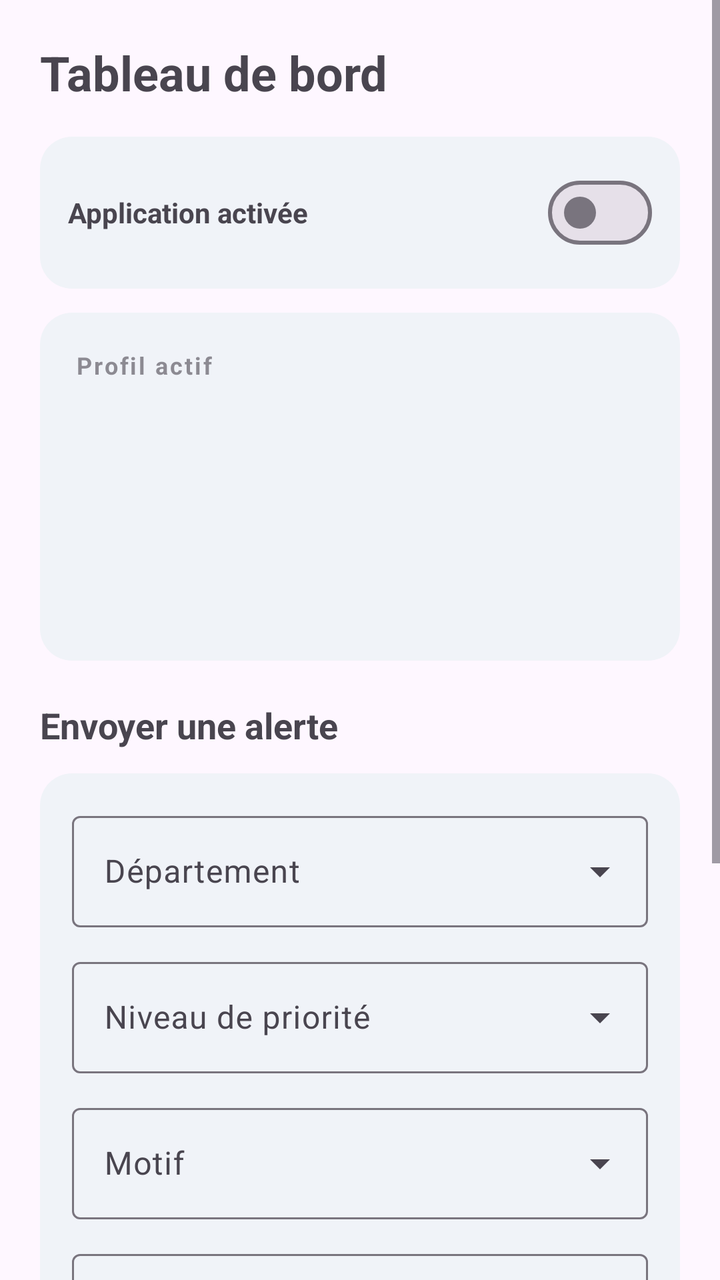
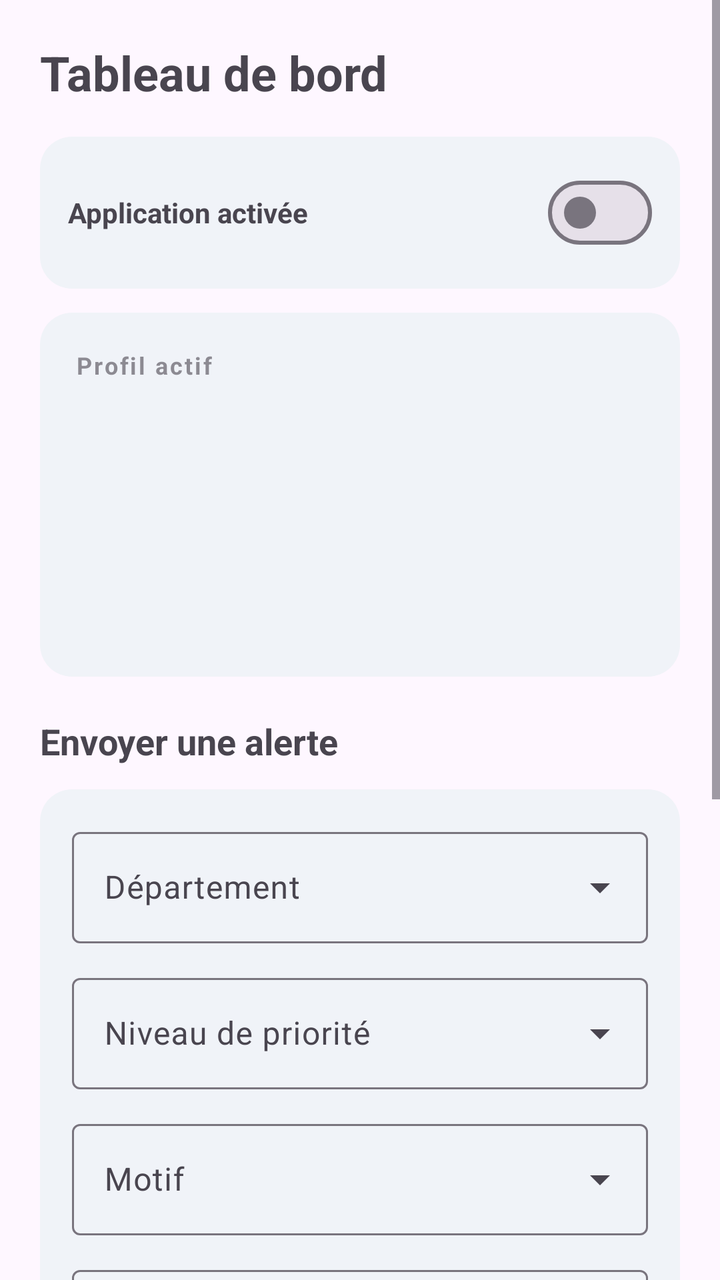

The first picture is an Android layout as it rendered before a commit; the second is the same layout after the commit. The layout source and the unified diff follow.
<!-- AndroidManifest.xml: application theme Theme.IlineEmergency -->
<!-- res/layout/fragment_dashboard.xml -->
<?xml version="1.0" encoding="utf-8"?>
<ScrollView xmlns:android="http://schemas.android.com/apk/res/android"
    xmlns:app="http://schemas.android.com/apk/res-auto"
    android:layout_width="match_parent"
    android:layout_height="match_parent"
    android:fillViewport="true">

    <LinearLayout
        android:layout_width="match_parent"
        android:layout_height="wrap_content"
        android:orientation="vertical"
        android:padding="20dp">

        <TextView
            android:layout_width="wrap_content"
            android:layout_height="wrap_content"
            android:text="@string/dashboard_title"
            android:textSize="24sp"
            android:textStyle="bold"
            android:layout_marginBottom="16dp" />

        
        <LinearLayout
            android:layout_width="match_parent"
            android:layout_height="wrap_content"
            android:orientation="horizontal"
            android:gravity="center_vertical"
            android:background="@drawable/bg_card"
            android:padding="14dp"
            android:layout_marginBottom="12dp">
            <TextView
                android:layout_width="0dp"
                android:layout_height="wrap_content"
                android:layout_weight="1"
                android:text="@string/setting_app_enabled"
                android:textStyle="bold" />
            <com.google.android.material.materialswitch.MaterialSwitch
                android:id="@+id/switchAppEnabledHeader"
                android:layout_width="wrap_content"
                android:layout_height="wrap_content" />
        </LinearLayout>

        
        <LinearLayout
            android:id="@+id/profileCard"
            android:layout_width="match_parent"
            android:layout_height="wrap_content"
            android:orientation="vertical"
            android:background="@drawable/bg_card"
            android:padding="18dp"
            android:layout_marginBottom="20dp">

            <TextView
                android:layout_width="wrap_content"
                android:layout_height="wrap_content"
                android:text="@string/label_current_profile"
                android:textStyle="bold"
                android:textSize="12sp"
                android:letterSpacing="0.08"
                android:alpha="0.6"
                android:layout_marginBottom="6dp" />

            <TextView
                android:id="@+id/textProfileName"
                android:layout_width="match_parent"
                android:layout_height="wrap_content"
                android:textSize="18sp"
                android:textStyle="bold" />

            <TextView
                android:id="@+id/textProfileRole"
                android:layout_width="match_parent"
                android:layout_height="wrap_content"
                android:alpha="0.75"
                android:layout_marginTop="2dp" />

            <TextView
                android:id="@+id/textFacilitySerial"
                android:layout_width="match_parent"
                android:layout_height="wrap_content"
                android:textSize="12sp"
                android:fontFamily="monospace"
                android:alpha="0.7"
                android:layout_marginTop="10dp" />

            <TextView
                android:id="@+id/textDeptSerial"
                android:layout_width="match_parent"
                android:layout_height="wrap_content"
                android:textSize="12sp"
                android:fontFamily="monospace"
                android:alpha="0.7" />

            <TextView
                android:id="@+id/textActiveStaffBadge"
                android:layout_width="wrap_content"
                android:layout_height="wrap_content"
                android:textSize="13sp"
                android:textStyle="bold"
                android:layout_marginTop="10dp" />

        </LinearLayout>

        
        <TextView
            android:layout_width="wrap_content"
            android:layout_height="wrap_content"
            android:text="@string/send_alert_title"
            android:textSize="18sp"
            android:textStyle="bold"
            android:layout_marginBottom="12dp" />

        <LinearLayout
            android:layout_width="match_parent"
            android:layout_height="wrap_content"
            android:orientation="vertical"
            android:background="@drawable/bg_card"
            android:padding="16dp">

            <com.google.android.material.textfield.TextInputLayout
                style="@style/Widget.Material3.TextInputLayout.OutlinedBox.ExposedDropdownMenu"
                android:layout_width="match_parent"
                android:layout_height="wrap_content"
                android:hint="@string/label_department"
                android:layout_marginBottom="12dp">
                <AutoCompleteTextView
                    android:id="@+id/spinnerTargetDepartment"
                    android:layout_width="match_parent"
                    android:layout_height="wrap_content"
                    android:inputType="none"
                    android:editable="false" />
            </com.google.android.material.textfield.TextInputLayout>

            <com.google.android.material.textfield.TextInputLayout
                style="@style/Widget.Material3.TextInputLayout.OutlinedBox.ExposedDropdownMenu"
                android:layout_width="match_parent"
                android:layout_height="wrap_content"
                android:hint="@string/label_priority"
                android:layout_marginBottom="12dp">
                <AutoCompleteTextView
                    android:id="@+id/spinnerPriority"
                    android:layout_width="match_parent"
                    android:layout_height="wrap_content"
                    android:inputType="none"
                    android:editable="false" />
            </com.google.android.material.textfield.TextInputLayout>

            <com.google.android.material.textfield.TextInputLayout
                style="@style/Widget.Material3.TextInputLayout.OutlinedBox.ExposedDropdownMenu"
                android:layout_width="match_parent"
                android:layout_height="wrap_content"
                android:hint="@string/label_reason"
                android:layout_marginBottom="12dp">
                <AutoCompleteTextView
                    android:id="@+id/spinnerReason"
                    android:layout_width="match_parent"
                    android:layout_height="wrap_content"
                    android:inputType="none"
                    android:editable="false" />
            </com.google.android.material.textfield.TextInputLayout>

            <com.google.android.material.textfield.TextInputLayout
                style="@style/Widget.Material3.TextInputLayout.OutlinedBox"
                android:layout_width="match_parent"
                android:layout_height="wrap_content"
                android:hint="@string/label_message"
                android:layout_marginBottom="16dp">
                <com.google.android.material.textfield.TextInputEditText
                    android:id="@+id/editMessage"
                    android:layout_width="match_parent"
                    android:layout_height="wrap_content"
                    android:inputType="textMultiLine"
                    android:minLines="3"
                    android:gravity="top" />
            </com.google.android.material.textfield.TextInputLayout>

            <com.google.android.material.button.MaterialButton
                android:id="@+id/buttonSendAlert"
                android:layout_width="match_parent"
                android:layout_height="56dp"
                android:textSize="16sp"
                android:textAllCaps="false"
                app:cornerRadius="28dp"
                android:backgroundTint="@color/brand_accent"
                android:textColor="#FFFFFF"
                android:text="@string/action_send_alert" />

            <TextView
                android:id="@+id/textSendResult"
                android:layout_width="match_parent"
                android:layout_height="wrap_content"
                android:layout_marginTop="12dp"
                android:textSize="13sp" />
        </LinearLayout>

        <TextView
            android:layout_width="match_parent"
            android:layout_height="wrap_content"
            android:text="@string/fcm_publish_not_implemented"
            android:textSize="11sp"
            android:alpha="0.55"
            android:layout_marginTop="16dp" />

        <TextView
            android:id="@+id/textFooter"
            android:layout_width="match_parent"
            android:layout_height="wrap_content"
            android:gravity="center"
            android:textSize="10sp"
            android:alpha="0.5"
            android:layout_marginTop="20dp" />

    </LinearLayout>
</ScrollView>
<!-- resources referenced by this layout -->
<resources>
  <color name="brand_accent">#E74C3C</color>
  <!-- drawable bg_card (drawable) -->
  <?xml version="1.0" encoding="utf-8"?>
  <shape xmlns:android="http://schemas.android.com/apk/res/android" android:shape="rectangle">
      <corners android:radius="16dp" />
      <solid android:color="#F0F3F8" />
  </shape>
  <string name="action_send_alert">Envoyer l\'alerte</string>
  <string name="dashboard_title">Tableau de bord</string>
  <string name="fcm_publish_not_implemented">La diffusion en ligne (FCM) nécessite un composant serveur non encore implémenté — seul le repli SMS est actif pour l\'instant. Voir SMS_NOTES.md.</string>
  <string name="label_current_profile">Profil actif</string>
  <string name="label_department">Département</string>
  <string name="label_message">Message</string>
  <string name="label_priority">Niveau de priorité</string>
  <string name="label_reason">Motif</string>
  <string name="send_alert_title">Envoyer une alerte</string>
  <string name="setting_app_enabled">Application activée</string>
  <style name="Theme.IlineEmergency" parent="Theme.Material3.DayNight.NoActionBar">
          <item name="colorPrimary">@color/brand_primary</item>
          <item name="colorPrimaryDark">@color/brand_primary_dark</item>
          <item name="colorAccent">@color/brand_accent</item>
          <item name="android:statusBarColor" tools:targetApi="l">@color/brand_primary_dark</item>
      </style>
  <color name="brand_primary">#1E3A5F</color>
  <color name="brand_primary_dark">#12253E</color>
</resources>

<!-- the commit's change to res/layout/fragment_dashboard.xml (unified diff, before → after) -->
@@ -97,7 +97,11 @@
                 android:layout_height="wrap_content"
                 android:textSize="13sp"
                 android:textStyle="bold"
-                android:layout_marginTop="10dp" />
+                android:layout_marginTop="10dp"
+                android:padding="4dp"
+                android:clickable="true"
+                android:focusable="true"
+                android:background="?attr/selectableItemBackground" />
 
         </LinearLayout>
 
@@ -193,6 +197,20 @@
                 android:textSize="13sp" />
         </LinearLayout>
 
+        <com.google.android.material.button.MaterialButton
+            android:id="@+id/buttonSos"
+            android:layout_width="match_parent"
+            android:layout_height="56dp"
+            android:layout_marginTop="12dp"
+            android:textSize="16sp"
+            android:textAllCaps="false"
+            app:cornerRadius="28dp"
+            android:backgroundTint="@color/sos_orange"
+            android:textColor="#FFFFFF"
+            app:icon="@android:drawable/ic_dialog_alert"
+            app:iconTint="#FFFFFF"
+            android:text="@string/action_sos_full" />
+
         <TextView
             android:layout_width="match_parent"
             android:layout_height="wrap_content"
<!-- resource entries referenced after the edit -->
@@ -1,6 +1,7 @@
 <!-- resources referenced by this layout -->
 <resources>
   <color name="brand_accent">#E74C3C</color>
+  <color name="sos_orange">#F57C00</color>
   <!-- drawable bg_card (drawable) -->
   <?xml version="1.0" encoding="utf-8"?>
   <shape xmlns:android="http://schemas.android.com/apk/res/android" android:shape="rectangle">
@@ -8,6 +9,7 @@
       <solid android:color="#F0F3F8" />
   </shape>
   <string name="action_send_alert">Envoyer l\'alerte</string>
+  <string name="action_sos_full">SOS - Appel &amp; Panique d\'Urgence</string>
   <string name="dashboard_title">Tableau de bord</string>
   <string name="fcm_publish_not_implemented">La diffusion en ligne (FCM) nécessite un composant serveur non encore implémenté — seul le repli SMS est actif pour l\'instant. Voir SMS_NOTES.md.</string>
   <string name="label_current_profile">Profil actif</string>
